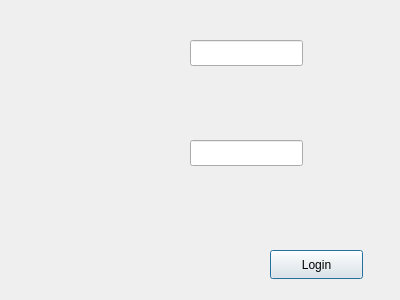
This is dialog.ui in DhiaMejdi/tenant-manager as Qt 5 draws it before an edit. The edited form follows.
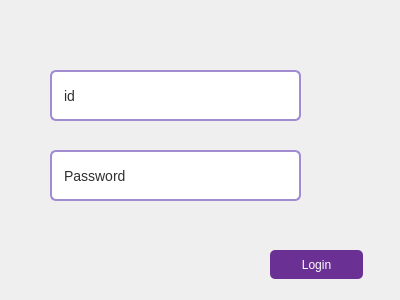
This is the edited form.

```diff
--- a/dialog.ui
+++ b/dialog.ui
@@ -13,25 +13,99 @@
   <property name="windowTitle">
    <string>Dialog</string>
   </property>
+  <property name="styleSheet">
+   <string notr="true">QDialog {
+    background-color: qlineargradient(x1:0, y1:0, x2:1, y2:1,
+                                      stop:0 #a18cd1, stop:1 #fbc2eb);
+    border-radius: 10px;
+}
+
+QLabel {
+    color: white;
+    font-size: 14px;
+    font-weight: bold;
+}
+
+QPushButton {
+    background-color: #6a3093;
+    color: white;
+    padding: 6px 12px;
+    border: none;
+    border-radius: 5px;
+}
+
+QPushButton:hover {
+    background-color: #a044ff;
+}</string>
+  </property>
   <widget class="QLineEdit" name="idLineEdit">
    <property name="geometry">
     <rect>
-     <x>190</x>
-     <y>40</y>
-     <width>113</width>
-     <height>26</height>
+     <x>50</x>
+     <y>70</y>
+     <width>251</width>
+     <height>51</height>
     </rect>
    </property>
+   <property name="styleSheet">
+    <string notr="true">QLineEdit {
+    border: 2px solid #a18cd1;
+    border-radius: 6px;
+    padding: 6px 10px;
+    background: qlineargradient(x1:0, y1:0, x2:1, y2:1,
+                                stop:0 #fbc2eb, stop:1 #a18cd1);
+    color: #2e2e2e;
+    font-size: 14px;
+    font-family: 'Segoe UI', sans-serif;
+    selection-background-color: #a18cd1;
+    selection-color: white;
+}
+
+QLineEdit:focus {
+    border: 2px solid #6a3093;
+    background: qlineargradient(x1:0, y1:0, x2:1, y2:1,
+                                stop:0 #c471f5, stop:1 #fa71cd);
+    color: black;
+}</string>
+   </property>
+   <property name="text">
+    <string>id</string>
+   </property>
   </widget>
   <widget class="QLineEdit" name="passwordLineEdit">
    <property name="geometry">
     <rect>
-     <x>190</x>
-     <y>140</y>
-     <width>113</width>
-     <height>26</height>
+     <x>50</x>
+     <y>150</y>
+     <width>251</width>
+     <height>51</height>
     </rect>
    </property>
+   <property name="styleSheet">
+    <string notr="true">QLineEdit {
+    border: 2px solid #a18cd1;
+    border-radius: 6px;
+    padding: 6px 10px;
+    background: qlineargradient(x1:0, y1:0, x2:1, y2:1,
+                                stop:0 #fbc2eb, stop:1 #a18cd1);
+    color: #2e2e2e;
+    font-size: 14px;
+    font-family: 'Segoe UI', sans-serif;
+    selection-background-color: #a18cd1;
+    selection-color: white;
+}
+
+QLineEdit:focus {
+    border: 2px solid #6a3093;
+    background: qlineargradient(x1:0, y1:0, x2:1, y2:1,
+                                stop:0 #c471f5, stop:1 #fa71cd);
+    color: black;
+}
+</string>
+   </property>
+   <property name="text">
+    <string>Password</string>
+   </property>
   </widget>
   <widget class="QPushButton" name="loginButton">
    <property name="geometry">
```
Left out of the diff: 4 changed lines with no effect on the pictures.
